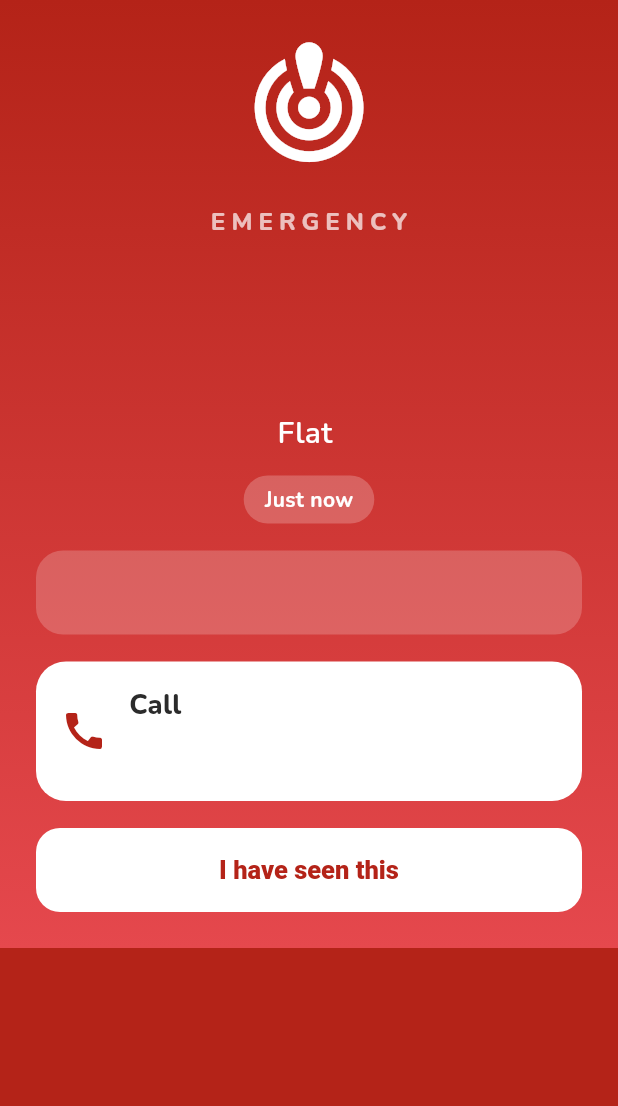
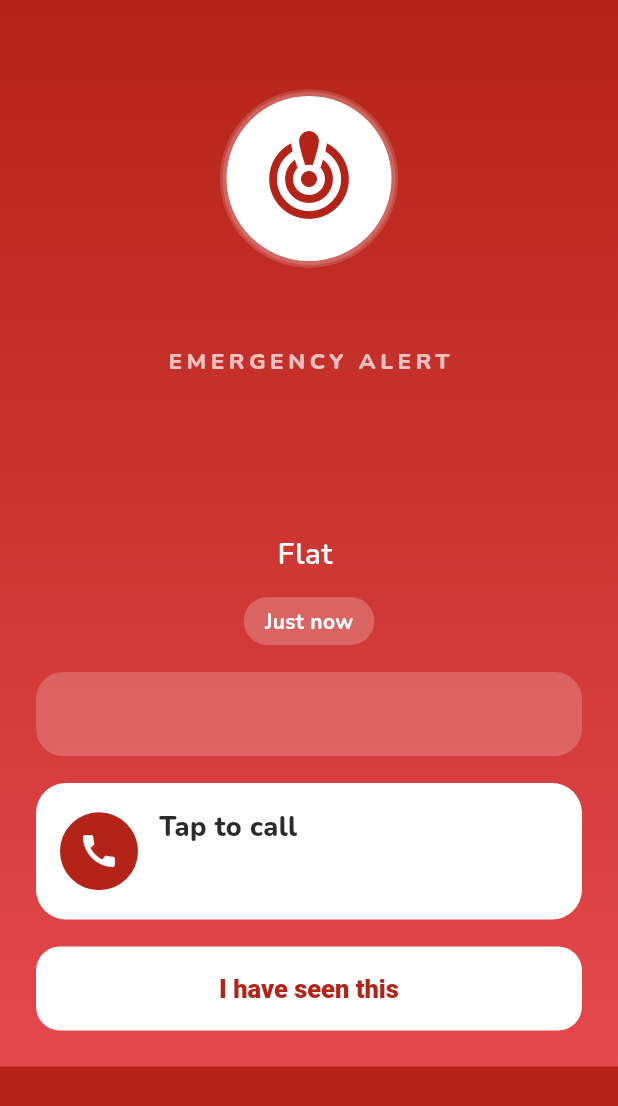
Before and after one commit to bhaktiiD/Society-Management-, a Flutter app: the EmergencyAlertScreen screen opened directly with empty values, on a phone screen of 412 x 824 dp. Shown: the top 1106 px of the screen. Run offline on Flutter 3.47's test engine with Material 3 defaults, Android fonts, the phone set to English and light mode, and no system bars; our stand-ins replace dio, firebase_core, firebase_messaging, flutter_local_notifications, flutter_riverpod, go_router and 5 more; missing offline and left inert: razorpay_flutter; accounts and stored records are empty; network calls fail.

Commit message:
Add emergency siren alerts, booking UI updates, release config
Co-Authored-By: Claude Sonnet 5.5 <noreply@anthropic.com>

```diff
--- a/mobile/lib/features/emergency/emergency_alert_screen.dart
+++ b/mobile/lib/features/emergency/emergency_alert_screen.dart
@@ -3,6 +3,7 @@ import 'dart:async';
 import 'package:flutter/material.dart';
 import 'package:flutter/services.dart';
 import 'package:flutter_riverpod/flutter_riverpod.dart';
+import 'package:url_launcher/url_launcher.dart';
 import 'package:vibration/vibration.dart';
 
 import '../../core/api_client.dart';
@@ -158,23 +159,45 @@ class _EmergencyAlertScreenState extends ConsumerState<EmergencyAlertScreen>
               padding: const EdgeInsets.fromLTRB(24, 24, 24, 24),
               child: Column(
                 children: [
-                  ScaleTransition(
-                    scale: Tween<double>(begin: 0.9, end: 1.2)
-                        .animate(CurvedAnimation(parent: _pulse, curve: Curves.easeInOut)),
+                  SizedBox(
+                    height: 190,
+                    child: AnimatedBuilder(
+                      animation: _pulse,
+                      builder: (_, child) => Stack(
+                        alignment: Alignment.center,
+                        children: [
+                          for (final k in const [1.0, 0.6])
+                            Container(
+                              width: 110 + 80 * _pulse.value * k,
+                              height: 110 + 80 * _pulse.value * k,
+                              decoration: BoxDecoration(
+                                shape: BoxShape.circle,
+                                color: Colors.white.withValues(alpha: 0.16 * (1 - _pulse.value * k * 0.6)),
+                              ),
+                            ),
+                          child!,
+                        ],
+                      ),
                       child: Semantics(
                         label: 'Emergency siren',
-                      child: const Icon(Icons.crisis_alert, size: 96, color: Colors.white),
+                        child: Container(
+                          width: 110,
+                          height: 110,
+                          decoration: const BoxDecoration(shape: BoxShape.circle, color: Colors.white),
+                          child: const Icon(Icons.crisis_alert, size: 64, color: _red1),
+                        ),
+                      ),
                     ),
                   ),
                   const SizedBox(height: 16),
-                  const Text('EMERGENCY',
+                  const Text('EMERGENCY ALERT',
                       style: TextStyle(
-                          color: Colors.white70, fontSize: 16, fontWeight: FontWeight.w800, letterSpacing: 4)),
+                          color: Colors.white70, fontSize: 15, fontWeight: FontWeight.w800, letterSpacing: 3)),
                   const SizedBox(height: 6),
                   Text(e.kindLabel,
                       textAlign: TextAlign.center,
                       style: const TextStyle(
-                          color: Colors.white, fontSize: 52, fontWeight: FontWeight.w900, height: 1.05)),
+                          color: Colors.white, fontSize: 40, fontWeight: FontWeight.w900, height: 1.1)),
                   const SizedBox(height: 16),
                   Text(e.mine ? '${e.raisedByName} (you)' : e.raisedByName,
                       textAlign: TextAlign.center,
@@ -259,27 +282,38 @@ class _CallTile extends StatelessWidget {
   @override
   Widget build(BuildContext context) {
     final first = name.trim().split(' ').first;
-    return Container(
-      width: double.infinity,
+    final number = phone;
+    return Material(
+      color: Colors.white,
+      borderRadius: BorderRadius.circular(20),
+      child: InkWell(
+        borderRadius: BorderRadius.circular(20),
+        onTap: number == null ? null : () => launchUrl(Uri(scheme: 'tel', path: number)),
+        child: Padding(
           padding: const EdgeInsets.all(16),
-      decoration: BoxDecoration(color: Colors.white, borderRadius: BorderRadius.circular(20)),
           child: Row(
             children: [
-          const Icon(Icons.call, size: 32, color: _red1),
+              const CircleAvatar(
+                radius: 26,
+                backgroundColor: _red1,
+                child: Icon(Icons.call, size: 28, color: Colors.white),
+              ),
               const SizedBox(width: 14),
               Expanded(
                 child: Column(
                   crossAxisAlignment: CrossAxisAlignment.start,
                   children: [
-                Text('Call $first', style: const TextStyle(fontSize: 18, fontWeight: FontWeight.w800)),
+                    Text(number == null ? 'Call $first' : 'Tap to call $first',
+                        style: const TextStyle(fontSize: 18, fontWeight: FontWeight.w800)),
                     const SizedBox(height: 2),
-                phone == null
-                    ? const Text('No phone number available', style: TextStyle(fontSize: 15))
-                    : SelectableText(phone!, style: const TextStyle(fontSize: 22, fontWeight: FontWeight.w900)),
+                    Text(number ?? 'No phone number available',
+                        style: TextStyle(fontSize: number == null ? 15 : 22, fontWeight: FontWeight.w900)),
                   ],
                 ),
               ),
             ],
+          ),
+        ),
       ),
     );
   }
--- a/mobile/lib/features/emergency/emergency_repository.dart
+++ b/mobile/lib/features/emergency/emergency_repository.dart
@@ -46,7 +46,7 @@ class Emergency {
     return Emergency(
       id: (j['id'] as num).toInt(),
       kind: (j['kind'] as String?) ?? 'other',
-      kindLabel: (j['kind_label'] as String?) ?? 'Emergency',
+      kindLabel: (j['kind_label'] as String?) ?? 'Urgent Help Needed',
       message: str('message'),
       raisedByName: (j['raised_by_name'] as String?) ?? 'A neighbour',
       flatNumber: str('flat_number'),
```
Also changed, not shown: mobile/lib/core/push_service.dart (+38 -10 lines), mobile/lib/features/bookings/booking_pickers.dart (+73 -60 lines), mobile/lib/features/bookings/booking_planner.dart (+51 -74 lines), mobile/lib/features/bookings/booking_timeline.dart (+12 -5 lines), mobile/lib/features/emergency/sos_sheet.dart (+28 -4 lines), 8 other files. Lines whose indentation alone changed are shown as unchanged.
